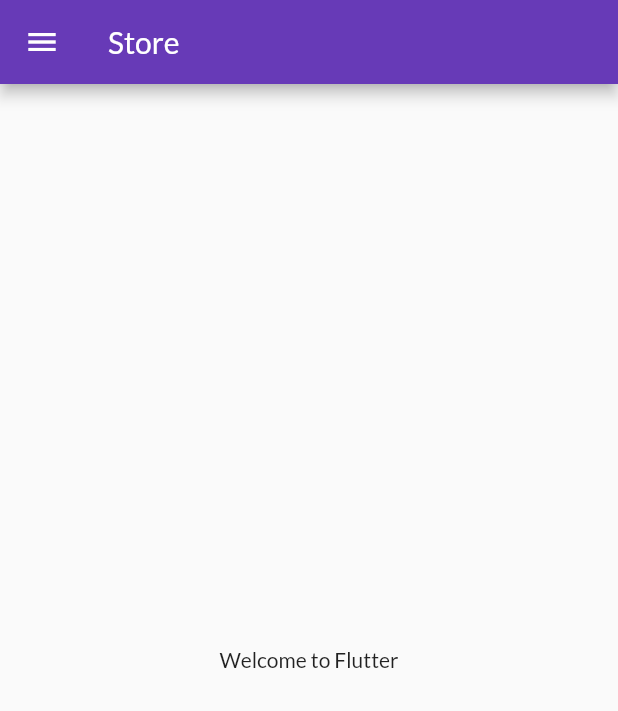
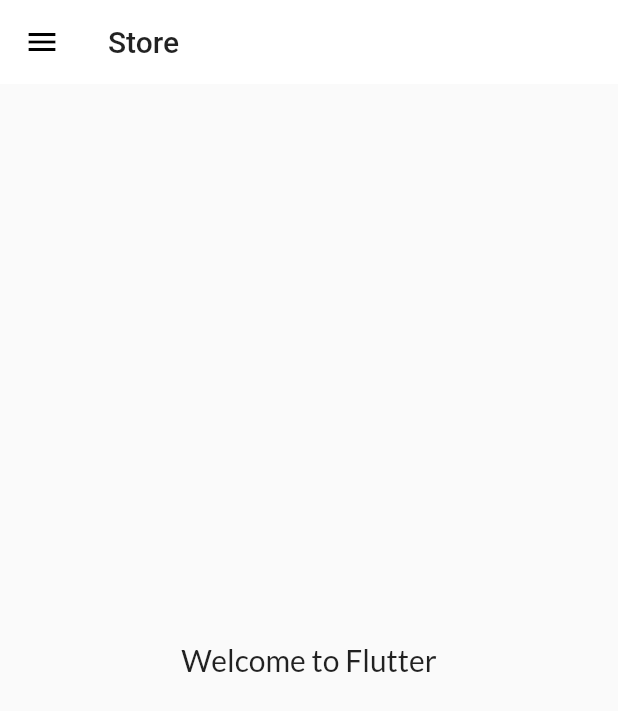
Before and after one commit to aditi26-M/30DaysofFlutter, a Flutter app: the screen it shows after launch, on a phone screen of 412 x 824 dp. Shown: the top 711 px of the screen. Run offline on Flutter 3.47's test engine with Material 2 defaults, Android fonts, the phone set to English and light mode, and no system bars; our stand-ins replace google_fonts.

Commit message:
Day 10 Completed

```diff
--- a/lib/main.dart
+++ b/lib/main.dart
@@ -15,9 +15,15 @@ class MyApp extends StatelessWidget {
         //home: HomePage(),
         themeMode: ThemeMode.dark,
         theme: ThemeData(
-          primarySwatch: Colors.deepPurple,
-          fontFamily: GoogleFonts.lato().fontFamily,
-        ),
+            primarySwatch: Colors.deepPurple,
+            fontFamily: GoogleFonts.lato().fontFamily,
+            appBarTheme: AppBarTheme(
+              color: Colors.white,
+              elevation: 0,
+              iconTheme: IconThemeData(color: Colors.black),
+              toolbarTextStyle: Theme.of(context).textTheme.bodyText2,
+              titleTextStyle: Theme.of(context).textTheme.headline6,
+            )),
         debugShowCheckedModeBanner: false,
         //PrimarySwatch - Collection of colours
         /*
--- a/lib/pages/home.dart
+++ b/lib/pages/home.dart
@@ -12,7 +12,10 @@ class HomePage extends StatelessWidget {
       ),
       body: Center(
         child: Container(
-          child: Text('Welcome to $name'),
+          child: Text(
+            'Welcome to $name',
+            style: TextStyle(fontSize: 20),
+          ),
         ),
       ),
       drawer: MyDrawer(),
```
Also changed, not shown: lib/models/catalog.dart (added, +16 -0 lines), lib/widgets/themes.dart (added, +23 -0 lines).
